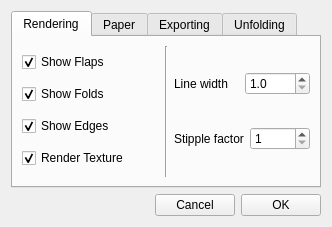
This is interface/settingswindow.ui in SeriousAlexej/Ivo as Qt 5 draws it before an edit. The edited form follows.
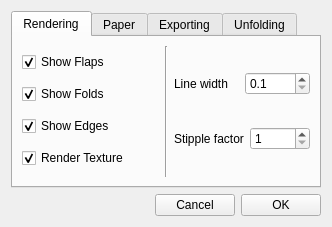
This is the edited form.

What changed in the file:
```diff
--- a/interface/settingswindow.ui
+++ b/interface/settingswindow.ui
@@ -94,7 +94,7 @@
                 <number>1</number>
                </property>
                <property name="minimum">
-                <double>1.000000000000000</double>
+                <double>0.100000000000000</double>
                </property>
                <property name="maximum">
                 <double>50.000000000000000</double>
```
